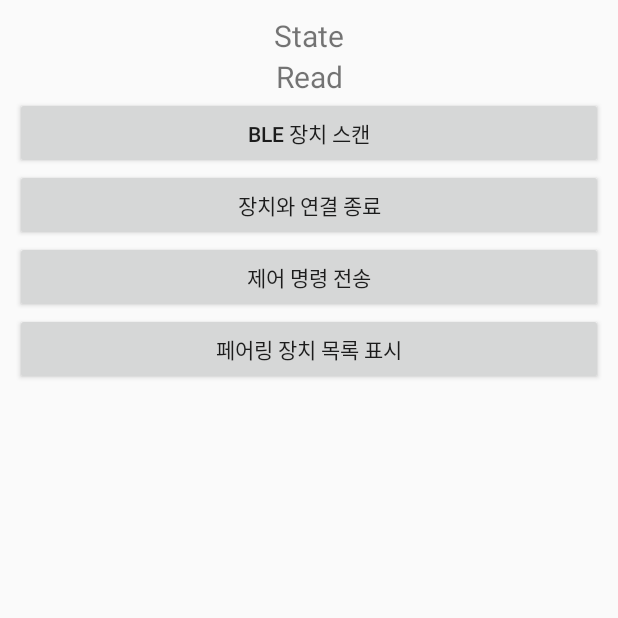
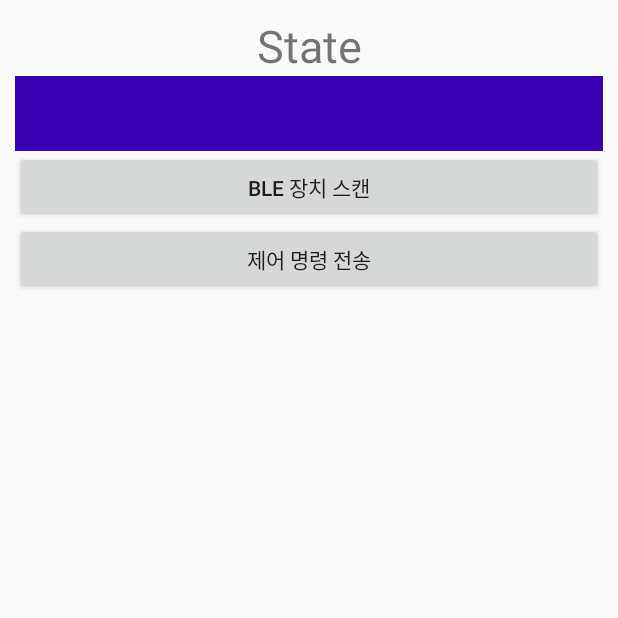
Before and after one commit to hyunjuIm/Study, an Android app: the BluetoothActivity screen opened directly, with no data from a screen before it, on a phone screen of 412 x 824 dp, the top half of it. Run offline under Robolectric (Android 15) with nearby library versions, the phone set to English and light mode, and no system bars; 1 statement that could not run was skipped.

Commit message:
명령어 처리 추가

```diff
--- a/app/src/main/java/com/example/study/BluetoothActivity.java
+++ b/app/src/main/java/com/example/study/BluetoothActivity.java
@@ -18,10 +18,10 @@ import android.content.Intent;
 import android.content.pm.PackageManager;
 import android.os.Bundle;
 import android.os.Handler;
-import android.os.ParcelUuid;
 import android.util.Log;
 import android.view.View;
 import android.widget.Button;
+import android.widget.EditText;
 import android.widget.TextView;
 import android.widget.Toast;
 
@@ -37,7 +37,6 @@ import static com.example.study.Constants.TAG;
 
 
 public class BluetoothActivity extends Activity {
-
     private BluetoothAdapter bluetoothAdapter;
     private boolean mScanning = false;
     private boolean connected = false;
@@ -48,11 +47,9 @@ public class BluetoothActivity extends Activity {
     private BluetoothGatt bluetoothGatt;
 
     private TextView stateTextview;
-    private TextView readTextView;
+    private EditText inputEdit;
     private Button scan_btn;
-    private Button stop_btn;
     private Button send_btn;
-    private Button show_btn;
 
     @Override
     protected void onCreate(Bundle savedInstanceState) {
@@ -60,11 +57,9 @@ public class BluetoothActivity extends Activity {
         setContentView(R.layout.activity_bluetooth);
 
         stateTextview = findViewById(R.id.stateTextview);
-        readTextView = findViewById(R.id.readTextView);
+        inputEdit = findViewById(R.id.inputEdit);
         scan_btn = findViewById(R.id.scan_btn);
-        stop_btn = findViewById(R.id.stop_btn);
         send_btn = findViewById(R.id.send_btn);
-        show_btn = findViewById(R.id.show_btn);
 
         //BluetoothManager를 이용해 bluetoothAdapter설정 -> 스캔 하기 위한 기본 준비 완료
         BluetoothManager bluetoothManager;
@@ -154,7 +149,9 @@ public class BluetoothActivity extends Activity {
             return;
         }
 
-        startStimulation(commandCharacteristic, 1);
+        String input = inputEdit.getText().toString();
+
+        startStimulation(commandCharacteristic, input);
     }
 
     private class BLEScanCallback extends ScanCallback{
@@ -250,6 +247,7 @@ public class BluetoothActivity extends Activity {
                 connected = true;
                 stateTextview.setText("Connected");
                 Log.d(TAG, "Connected to the GATT server");
+                gatt.discoverServices();
             } else if(newState == BluetoothProfile.STATE_DISCONNECTED){
                 disconnectGattServer();
             }
@@ -271,6 +269,7 @@ public class BluetoothActivity extends Activity {
                 return;
             }
 
+
             Log.d(TAG, "Service discovery is successful");
         }
 
@@ -285,6 +284,8 @@ public class BluetoothActivity extends Activity {
         @Override
         public void onCharacteristicWrite(BluetoothGatt gatt, BluetoothGattCharacteristic characteristic, int status) {
             super.onCharacteristicWrite(gatt, characteristic, status);
+
+            gatt.setCharacteristicNotification(characteristic, true);
 
             if(status == BluetoothGatt.GATT_SUCCESS){
                 Log.d(TAG, "Characteristic written successfully");
@@ -312,7 +313,15 @@ public class BluetoothActivity extends Activity {
         }
     }
 
-    private void startStimulation(BluetoothGattCharacteristic commandCharacteristic, final int programID) {
+    private void startStimulation(BluetoothGattCharacteristic commandCharacteristic, String input) {
+        commandCharacteristic.setValue(input);
+        boolean success = bluetoothGatt.writeCharacteristic(commandCharacteristic);
+
+        if( success ) {
+            Log.d( TAG, input);
+        } else {
+            Log.e( TAG, "Failed to write command" );
+        }
 
     }
 
--- a/app/src/main/res/layout/activity_bluetooth.xml
+++ b/app/src/main/res/layout/activity_bluetooth.xml
@@ -12,18 +12,19 @@
         android:layout_width="match_parent"
         android:layout_height="wrap_content"
         android:text="State"
-        android:textSize="20sp"
+        android:textSize="30sp"
         android:textAlignment="center"
         app:layout_constraintTop_toTopOf="parent" />
 
-    <TextView
-        android:id="@+id/readTextView"
+    <EditText
+        android:id="@+id/inputEdit"
         android:layout_width="match_parent"
-        android:layout_height="wrap_content"
-        android:text="Read"
-        android:textSize="20sp"
+        android:layout_height="50dp"
+        android:background="@color/colorPrimaryDark"
+        android:textColor="#FFFFFF"
         android:textAlignment="center"
-        app:layout_constraintTop_toBottomOf="@+id/stateTextview" />
+        app:layout_constraintTop_toBottomOf="@+id/stateTextview"/>
+
 
     <Button
         android:id="@+id/scan_btn"
@@ -32,28 +33,16 @@
         android:text="BLE 장치 스캔"
         app:layout_constraintEnd_toEndOf="parent"
         app:layout_constraintStart_toStartOf="parent"
-        app:layout_constraintTop_toBottomOf="@+id/readTextView" />
+        app:layout_constraintTop_toBottomOf="@+id/inputEdit" />
 
-    <Button
-        android:id="@+id/stop_btn"
-        android:layout_width="match_parent"
-        android:layout_height="wrap_content"
-        android:text="장치와 연결 종료"
-        app:layout_constraintTop_toBottomOf="@+id/scan_btn"/>
 
     <Button
         android:id="@+id/send_btn"
         android:layout_width="match_parent"
         android:layout_height="wrap_content"
         android:text="제어 명령 전송"
-        app:layout_constraintTop_toBottomOf="@+id/stop_btn" />
+        app:layout_constraintTop_toBottomOf="@+id/scan_btn" />
 
-    <Button
-        android:id="@+id/show_btn"
-        android:layout_width="match_parent"
-        android:layout_height="wrap_content"
-        android:text="페어링 장치 목록 표시"
-        app:layout_constraintTop_toBottomOf="@+id/send_btn" />
 
 
 </androidx.constraintlayout.widget.ConstraintLayout>
```
